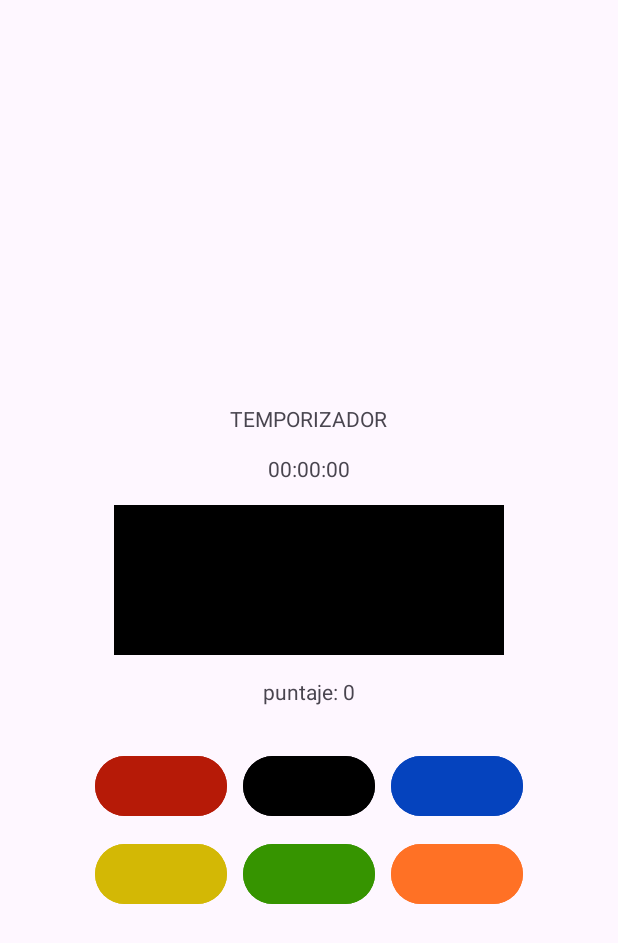
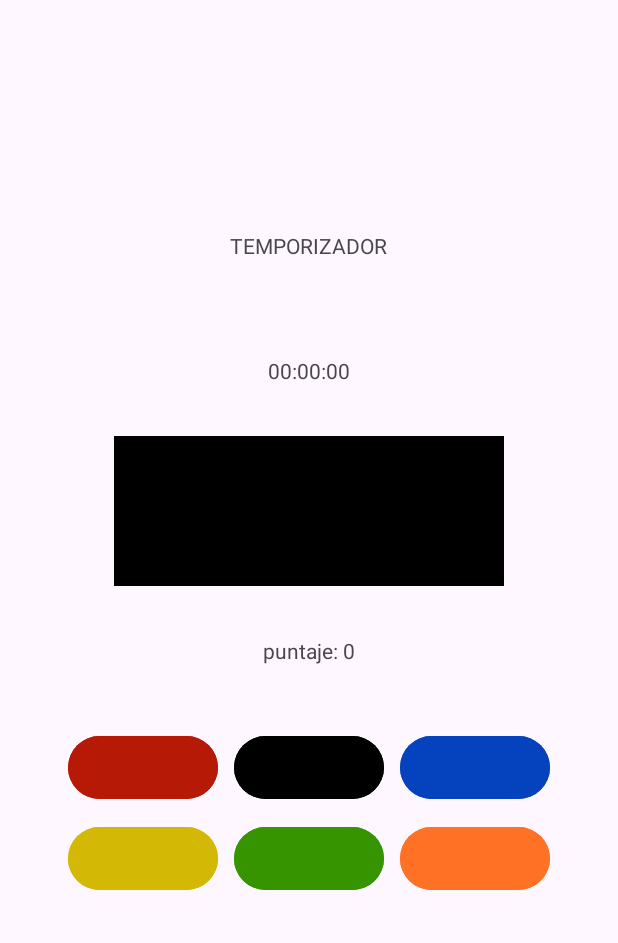
Before and after one commit to diegoxnov/ParcialDispositivosMoviles, an Android app: the screen it shows after launch (MainActivity), on a phone screen of 412 x 824 dp. Shown: the top 943 px of the screen. Run offline under Robolectric (Android 15) with nearby library versions, the phone set to English and light mode, and no system bars.

Commit message:
Mejorando separaciones con margin

```diff
--- a/ParcialJuego/app/src/main/res/layout/fragment_game.xml
+++ b/ParcialJuego/app/src/main/res/layout/fragment_game.xml
@@ -12,7 +12,7 @@
         android:layout_width="wrap_content"
         android:layout_height="wrap_content"
         android:text="@string/msg_temporizador_titulo"
-        app:layout_constraintVertical_bias="0.95"
+        android:layout_marginTop="90dp"
         app:layout_constraintBottom_toTopOf="@+id/txt_temporizador"
         app:layout_constraintEnd_toEndOf="parent"
         app:layout_constraintStart_toStartOf="parent"
@@ -23,7 +23,7 @@
         android:layout_width="wrap_content"
         android:layout_height="wrap_content"
         android:text="@string/msg_temporizador"
-        app:layout_constraintVertical_bias="0.7"
+        android:layout_marginTop="70dp"
         app:layout_constraintBottom_toTopOf="@+id/txt_puntaje"
         app:layout_constraintEnd_toEndOf="parent"
         app:layout_constraintStart_toStartOf="parent"
@@ -49,7 +49,7 @@
         app:layout_constraintEnd_toEndOf="parent"
         app:layout_constraintStart_toStartOf="parent"
         app:layout_constraintTop_toTopOf="parent"
-        app:layout_constraintVertical_bias="0.95" />
+        android:layout_marginTop="385dp"/>
 
     <GridLayout
         android:id="@+id/grid_buttons"
@@ -57,9 +57,9 @@
         android:layout_height="wrap_content"
         android:layout_marginHorizontal="40dp"
         android:columnCount="3"
-        android:rowCount="3"
+        android:rowCount="2"
         android:padding="0dp"
-        app:layout_constraintVertical_bias="0.7"
+        android:layout_marginTop="260dp"
         app:layout_constraintBottom_toBottomOf="parent"
         app:layout_constraintEnd_toEndOf="parent"
         app:layout_constraintStart_toStartOf="parent"
@@ -68,43 +68,43 @@
         <Button
             android:id="@+id/btn_red"
             android:layout_margin="5dp"
-            android:layout_width="wrap_content"
-            android:layout_height="wrap_content"
+            android:layout_width="100dp"
+            android:layout_height="50dp"
             android:backgroundTint="@color/red2"/>
 
         <Button
             android:id="@+id/btn_black"
             android:layout_margin="5dp"
-            android:layout_width="wrap_content"
-            android:layout_height="wrap_content"
+            android:layout_width="100dp"
+            android:layout_height="50dp"
             android:backgroundTint="@color/black"/>
 
         <Button
             android:id="@+id/btn_blue"
             android:layout_margin="5dp"
-            android:layout_width="wrap_content"
-            android:layout_height="wrap_content"
+            android:layout_width="100dp"
+            android:layout_height="50dp"
             android:backgroundTint="@color/blue"/>
 
         <Button
             android:id="@+id/btn_yellow"
             android:layout_margin="5dp"
-            android:layout_width="wrap_content"
-            android:layout_height="wrap_content"
+            android:layout_width="100dp"
+            android:layout_height="50dp"
             android:backgroundTint="@color/yellow"/>
 
         <Button
             android:id="@+id/btn_green"
             android:layout_margin="5dp"
-            android:layout_width="wrap_content"
-            android:layout_height="wrap_content"
+            android:layout_width="100dp"
+            android:layout_height="50dp"
             android:backgroundTint="@color/green"/>
 
         <Button
             android:id="@+id/btn_orange"
             android:layout_margin="5dp"
-            android:layout_width="wrap_content"
-            android:layout_height="wrap_content"
+            android:layout_width="100dp"
+            android:layout_height="50dp"
             android:backgroundTint="@color/orange"/>
 
     </GridLayout>
```
